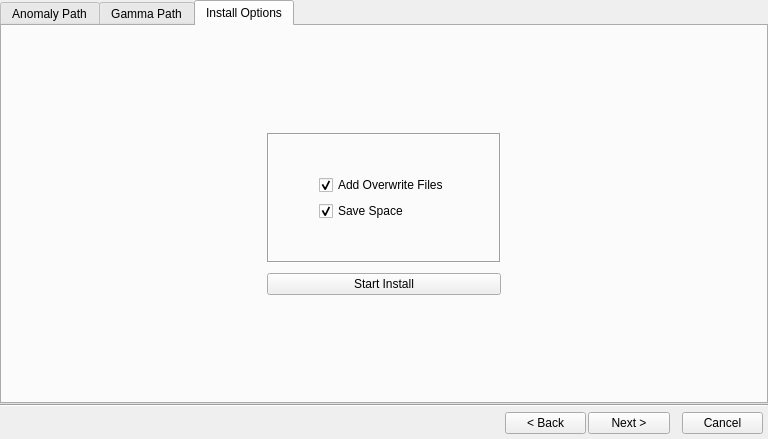
This is InstallerWindow/InstallerWindow.ui in Noscka/Norzkas-Custom-Gamma-Installer as Qt 5 draws it before an edit. The edited form follows.
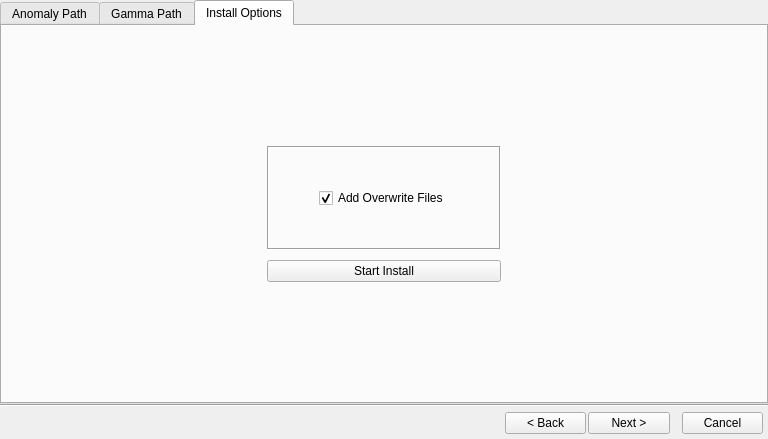
This is the edited form. The open tabs and pages were chosen to show the change. Icons and pictures are not drawn. Custom widgets are drawn as their Qt base class.

```diff
--- a/InstallerWindow/InstallerWindow.ui
+++ b/InstallerWindow/InstallerWindow.ui
@@ -229,16 +229,6 @@
                     </property>
                    </widget>
                   </item>
-                  <item>
-                   <widget class="QCheckBox" name="OptionSaveSpace">
-                    <property name="text">
-                     <string>Save Space</string>
-                    </property>
-                    <property name="checked">
-                     <bool>true</bool>
-                    </property>
-                   </widget>
-                  </item>
                  </layout>
                 </widget>
                </item>
```
